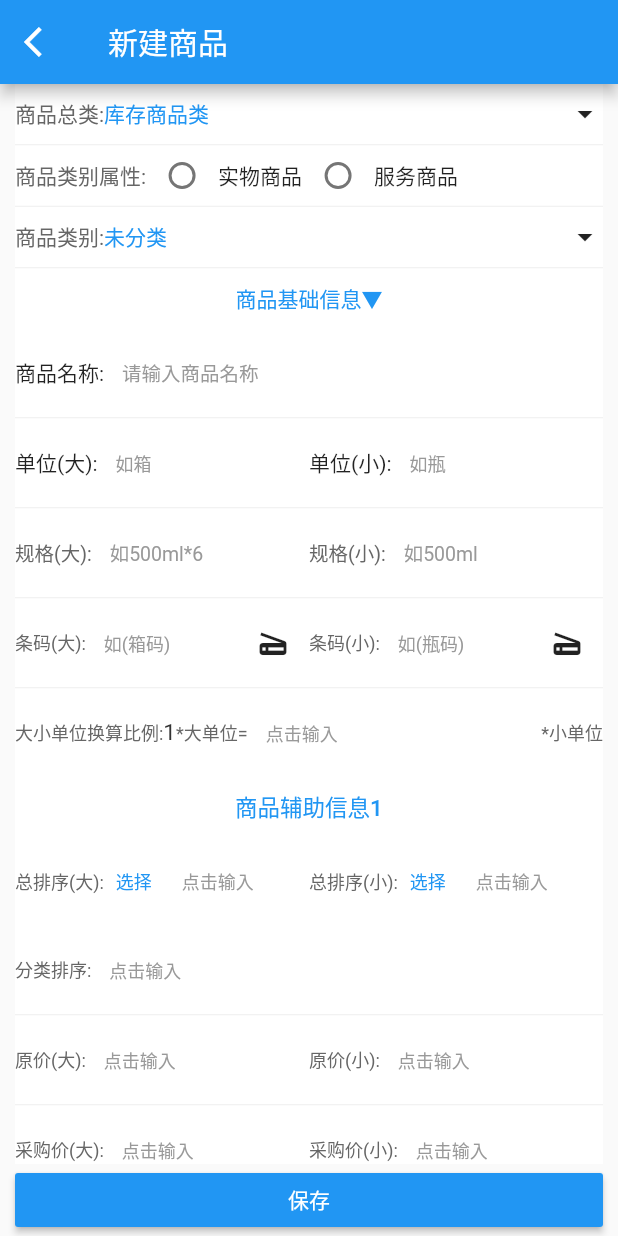
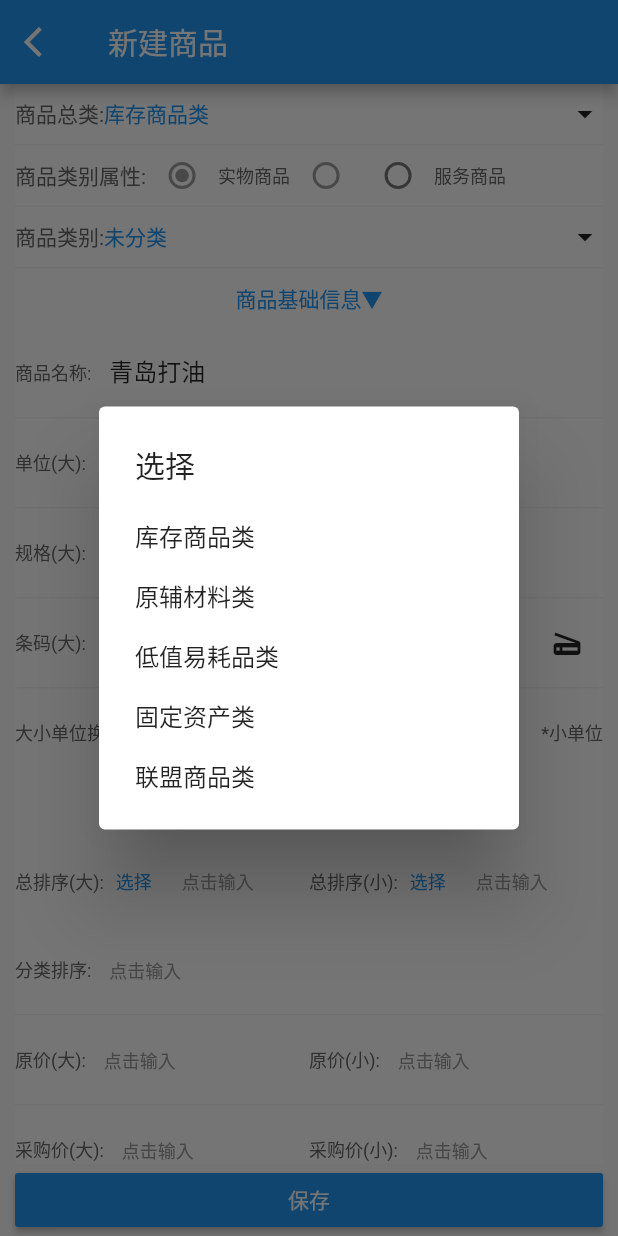
Before and after one commit to yeshenggen532432/flutter_qwb, a Flutter app: the screen it shows after launch, after a tap on "库存商品类", on a phone screen of 412 x 824 dp. Run offline on Flutter 3.47's test engine with Material 2 defaults, Android fonts, the phone set to English and light mode, and no system bars.

Commit message:
商品编辑

```diff
--- a/lib/ui/ware_edit.dart
+++ b/lib/ui/ware_edit.dart
@@ -1,15 +1,21 @@
 import 'package:flutter/material.dart';
-import 'package:flutterqwb/utils/color_util.dart';
 import 'package:flutterqwb/utils/color_util.dart';
 
 import '../utils/font_size_util.dart';
 
-class WareEdit extends StatelessWidget {
+class WareEdit extends StatefulWidget {
+
   const WareEdit({Key? key}) : super(key: key);
+
+  @override
+  State<StatefulWidget> createState() {
+    return WareEditState();
+  }
+}
+
+class WareEditState extends State<WareEdit>{
   @override
   Widget build(BuildContext context) {
-    ModalRoute.of(context)?.settings.arguments;
-
     return Scaffold(
       appBar: AppBar(
           leading: IconButton(
@@ -22,7 +28,7 @@ class WareEdit extends StatelessWidget {
       bottomNavigationBar: Container(
         margin: const EdgeInsets.only(left: 10, right: 10),
         child: RaisedButton(
-            onPressed: () {},
+            onPressed: _save,
             child: const Text("保存"),
             textColor: Colors.white,
             color: Colors.blue),
@@ -39,9 +45,11 @@ class WareEdit extends StatelessWidget {
                   Text("商品总类:", style: TextStyle(color: ColorUtil.GRAY_6)),
                   Expanded(
                       child: GestureDetector(
-                    onTap: () {},
+                        onTap: (){
+                          _showDialogWareIsType(context);
+                        },
                         child:
-                        Text("库存商品类", style: TextStyle(color: ColorUtil.BLUE)),
+                        Text(_isTypeText, style: TextStyle(color: ColorUtil.BLUE)),
                       )),
                   const Icon(Icons.arrow_drop_down)
                 ],
@@ -56,10 +64,12 @@ class WareEdit extends StatelessWidget {
               child: Row(
                 children: [
                   Text("商品类别属性:", style: TextStyle(color: ColorUtil.GRAY_6)),
-                  Radio(value: 0, groupValue: [0, 1], onChanged: (value){}),
-                  Text("实物商品"),
-                  Radio(value: 1, groupValue: [0, 1], onChanged: (value){}),
-                  Text("服务商品"),
+//                  Radio(value: 0, groupValue: _radio, onChanged: (value)=> _changeRadioValue(value)),
+                  Radio(value: 0, groupValue: _radio, onChanged: null),
+                  Text("实物商品", style: TextStyle(color: ColorUtil.GRAY_6, fontSize: FontSizeUtil.MIDDLE)),
+                  Radio(value: 1, groupValue: _radio, onChanged: null),
+                  Radio(value: 1, groupValue: _radio, onChanged: (value)=>_changeRadioValue(value)),
+                  Text("服务商品", style: TextStyle(color: ColorUtil.GRAY_6, fontSize: FontSizeUtil.MIDDLE)),
                 ],
               ),
             ),
@@ -93,9 +103,11 @@ class WareEdit extends StatelessWidget {
             ),
             SizedBox(
               child: Row(
-                children: const [
-                  Text("商品名称:"),
-                  Expanded(child: TextField(decoration:InputDecoration(
+                children: [
+                  Text("商品名称:", style: TextStyle(color: ColorUtil.GRAY_6, fontSize: FontSizeUtil.MIDDLE),),
+                  Expanded(child: TextField(
+                    controller: _wareNameController,
+                      decoration:const InputDecoration(
                         hintText: "请输入商品名称",
                         hintStyle: TextStyle(color: Color(0xFF999999), fontSize: 13),
                         border: OutlineInputBorder(borderSide: BorderSide.none)
@@ -108,10 +120,11 @@ class WareEdit extends StatelessWidget {
               child: Row(
                 children: [
                   Expanded(child: Row(
-                    children: const [
-                      Text("单位(大):"),
+                    children: [
+                      Text("单位(大):", style: TextStyle(color: ColorUtil.GRAY_6, fontSize: FontSizeUtil.MIDDLE)),
                       Expanded(child: TextField(
-                        decoration: InputDecoration(
+                        controller: _maxUnitController,
+                        decoration: const InputDecoration(
                           hintText: "如箱",
                           hintStyle: TextStyle(color: Color(0xFF999999), fontSize: 12),
                           border: OutlineInputBorder(borderSide: BorderSide.none),
@@ -120,10 +133,11 @@ class WareEdit extends StatelessWidget {
                     ],
                   )),
                   Expanded(child: Row(
-                    children: const [
-                      Text("单位(小):"),
+                    children: [
+                      Text("单位(小):", style: TextStyle(color: ColorUtil.GRAY_6, fontSize: FontSizeUtil.MIDDLE)),
                       Expanded(child: TextField(
-                        decoration: InputDecoration(
+                        controller: _minUnitController,
+                        decoration: const InputDecoration(
                           hintText: "如瓶",
                           hintStyle: TextStyle(color: Color(0xFf999999), fontSize: 12),
                           border: OutlineInputBorder(
@@ -141,10 +155,11 @@ class WareEdit extends StatelessWidget {
               child: Row(
                 children: [
                   Expanded(child: Row(
-                    children: const [
-                      Text("规格(大):", style: TextStyle(color: Color(0xFF666666), fontSize: 13),),
+                    children: [
+                      Text("规格(大):", style: TextStyle(color: ColorUtil.GRAY_6, fontSize: FontSizeUtil.MIDDLE),),
                       Expanded(child: TextField(
-                        decoration: InputDecoration(
+                        controller: _maxWareGgUnitController,
+                        decoration: const InputDecoration(
                             hintText: "如500ml*6",
                             hintStyle: TextStyle(color: Color(0xff999999), fontSize: 13),
                             border: OutlineInputBorder(
@@ -155,10 +170,11 @@ class WareEdit extends StatelessWidget {
                     ],
                   )),
                   Expanded(child: Row(
-                    children: const [
-                      Text("规格(小):", style: TextStyle(color: Color(0xff666666), fontSize: 13),),
+                    children: [
+                      Text("规格(小):", style: TextStyle(color: ColorUtil.GRAY_6, fontSize: FontSizeUtil.MIDDLE),),
                       Expanded(child: TextField(
-                        decoration: InputDecoration(
+                        controller: _minWareGgUnitController,
+                        decoration: const InputDecoration(
                             hintText: "如500ml",
                             hintStyle: TextStyle(color: Color(0xff999999), fontSize: 13),
                             border: OutlineInputBorder(
@@ -179,6 +195,7 @@ class WareEdit extends StatelessWidget {
                     children: [
                       Text("条码(大):", style: TextStyle(color: ColorUtil.GRAY_6, fontSize: FontSizeUtil.MIDDLE),),
                       Expanded(child: TextField(
+                        controller: _maxBarCodeController,
                         decoration: InputDecoration(
                             hintText: "如(箱码)",
                             hintStyle: TextStyle(color: ColorUtil.GRAY_9, fontSize: FontSizeUtil.MIDDLE),
@@ -194,6 +211,7 @@ class WareEdit extends StatelessWidget {
                     children: [
                       Text("条码(小):", style: TextStyle(color: ColorUtil.GRAY_6, fontSize: FontSizeUtil.MIDDLE)),
                       Expanded(child: TextField(
+                        controller: _minBarCodeController,
                         decoration: InputDecoration(
                             hintText: "如(瓶码)",
                             hintStyle: TextStyle(color: ColorUtil.GRAY_9, fontSize: FontSizeUtil.MIDDLE),
@@ -216,10 +234,11 @@ class WareEdit extends StatelessWidget {
                   Text("1", style: TextStyle(color: ColorUtil.GRAY_3, fontSize: FontSizeUtil.BIG)),
                   Text("*大单位=", style: TextStyle(color: ColorUtil.GRAY_6, fontSize: FontSizeUtil.MIDDLE)),
                   Expanded(child: TextField(
+                    controller: _sUnitController,
                     decoration: InputDecoration(
                         hintText: "点击输入",
                         hintStyle: TextStyle(color: ColorUtil.GRAY_9, fontSize: FontSizeUtil.MIDDLE),
-                      border: OutlineInputBorder(
+                        border:  const OutlineInputBorder(
                             borderSide: BorderSide.none
                         )
                     ),
@@ -549,4 +568,83 @@ class WareEdit extends StatelessWidget {
       ),
     );
   }
+
+  int _radio = 0;
+  int _isTypeValue = 1;
+  String _isTypeText = "库存商品类";
+  TextEditingController _wareNameController = TextEditingController(text: "青岛打油");
+  TextEditingController _maxUnitController = TextEditingController();
+  TextEditingController _minUnitController = TextEditingController();
+  TextEditingController _maxWareGgUnitController = TextEditingController();
+  TextEditingController _minWareGgUnitController = TextEditingController();
+  TextEditingController _maxBarCodeController = TextEditingController();
+  TextEditingController _minBarCodeController = TextEditingController();
+  TextEditingController _sUnitController = TextEditingController();
+
+  void _showDialogWareIsType(BuildContext context){
+    showDialog(
+      context: context,
+      builder: (_)=> SimpleDialog(
+        title: const Text("选择"),
+        children: [
+          SimpleDialogOption(
+            child: const Text("库存商品类"),
+            onPressed: (){
+              _changeWareIsType(1, "库存商品类");
+            },
+          ),
+          SimpleDialogOption(
+            child: const Text("原辅材料类"),
+            onPressed: (){
+              _changeWareIsType(2, "原辅材料类");
+            },
+          ),
+          SimpleDialogOption(
+            child: const Text("低值易耗品类"),
+            onPressed: (){
+              _changeWareIsType(3, "低值易耗品类");
+            },
+          ),
+          SimpleDialogOption(
+            child: const Text("固定资产类"),
+            onPressed: (){
+              _changeWareIsType(4, "固定资产类");
+            },
+          ),
+          SimpleDialogOption(
+            child: const Text("联盟商品类"),
+            onPressed: (){
+              _changeWareIsType(5, "联盟商品类");
+            },
+          ),
+        ],
+      )
+    );
   }
+
+  void _changeWareIsType(value, text){
+    _isTypeValue = value;
+    Navigator.pop(context);
+    setState(() {
+      _isTypeText = text;
+    });
+  }
+
+  void _changeRadioValue(value){
+    setState(() {
+      _radio = value;
+    });
+  }
+
+  void _save(){
+    String wareName = _wareNameController.text;
+    String maxUnit = _maxUnitController.text;
+    String minUnit = _minUnitController.text;
+    String maxWareGg = _maxWareGgUnitController.text;
+    String minWareGg = _minWareGgUnitController.text;
+    String maxBarCode = _maxBarCodeController.text;
+    String minBarCode = _minBarCodeController.text;
+    String sUnit = _sUnitController.text;
+  }
+
+}
```
Lines whose indentation alone changed are shown as unchanged.
